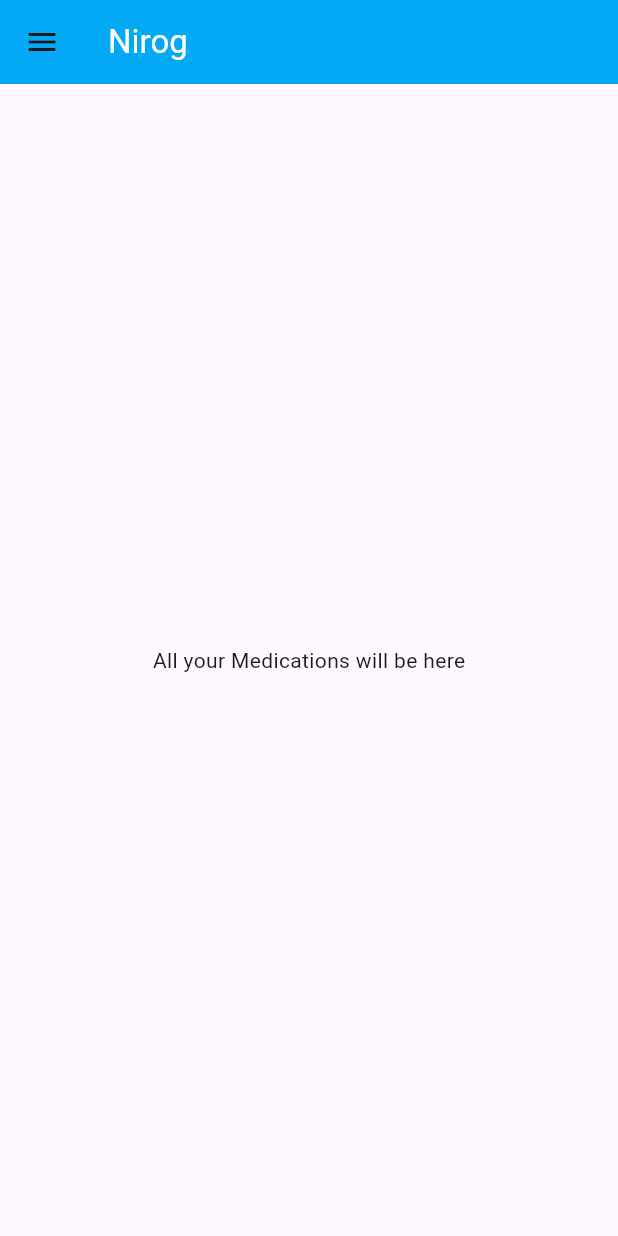
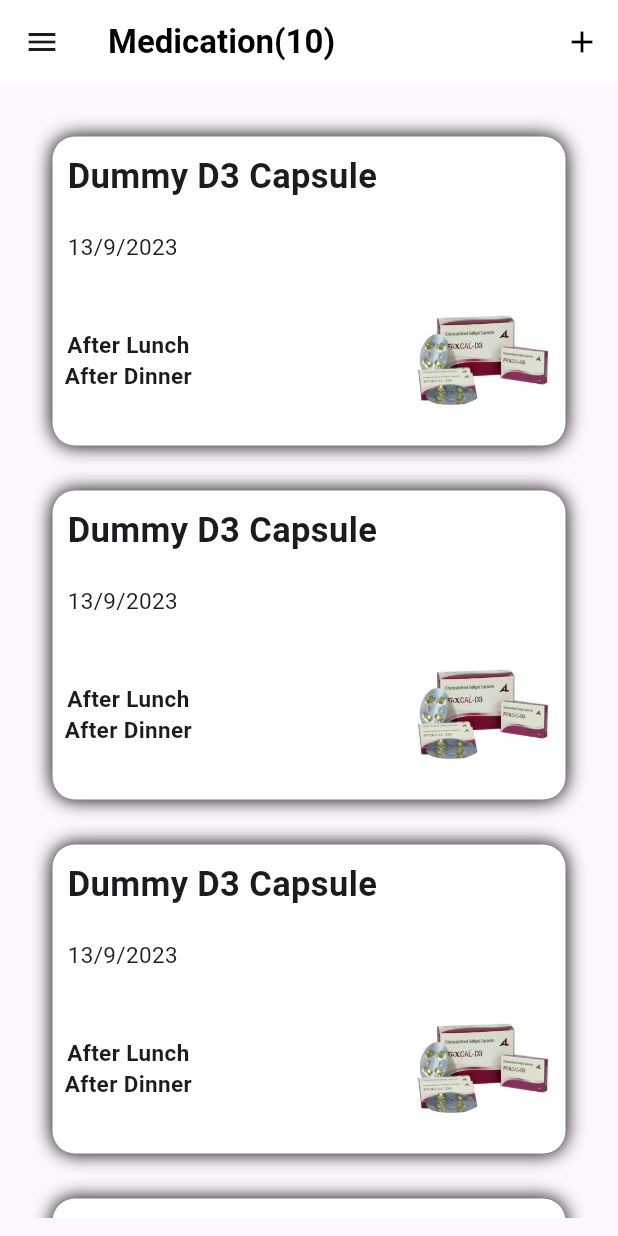
Before and after one commit to HarshYadav1159/nirog, a Flutter app: the Medications screen opened by its route, on a phone screen of 412 x 824 dp. Run offline on Flutter 3.47's test engine with Material 2 defaults, Android fonts, the phone set to English and light mode, and no system bars; our stand-ins replace cloud_firestore, firebase_auth, firebase_core, firebase_storage, image_picker, pinput; accounts and stored records are empty.

Commit message:
reports and medicines screen implemented.

```diff
--- a/lib/screens/medication.dart
+++ b/lib/screens/medication.dart
@@ -9,14 +9,106 @@ class Medications extends StatelessWidget {
   Widget build(BuildContext context) {
     return Scaffold(
       appBar: AppBar(
+        actions: <Widget>[
+          IconButton(
+            icon: const Icon(
+              Icons.add,
+              color: Colors.black,
+            ),
+            onPressed: () {
+              // do something
+            },
+          )
+        ],
         title: const Text(
-          'Nirog',
-          style: TextStyle(color: Colors.white),
+          'Medication(10)',
+          style: TextStyle(fontWeight: FontWeight.bold,color: Colors.black),
         ),
-        backgroundColor: Colors.lightBlue,
+        backgroundColor: Colors.white,
       ),
-      body: Center(
-        child: Text("All your Medications will be here"),
+      body: Padding(
+        padding: const EdgeInsets.all(12.0),
+        child: ListView.builder(
+            padding: const EdgeInsets.all(8),
+            itemCount:10,
+            itemBuilder: (BuildContext context, int index) {
+              return
+                Padding(
+                  padding: const EdgeInsets.all(15.0),
+                  child: Container(
+                    width: MediaQuery
+                        .of(context)
+                        .size
+                        .width / 1.2,
+                    height: MediaQuery
+                        .of(context)
+                        .size
+                        .height / 4,
+                    decoration: const BoxDecoration(
+                      color: Colors.white,
+                      borderRadius: BorderRadius.all(Radius.circular(15)),
+                      boxShadow: [
+                        BoxShadow(blurRadius: 10.0),
+                      ],),
+                    child: Column(
+                      crossAxisAlignment: CrossAxisAlignment.start,
+                      children: [
+                        const Padding(
+                          padding: const EdgeInsets.all(10.0),
+                          child: Text(
+                            'Dummy D3 Capsule', style: TextStyle(fontWeight: FontWeight
+                              .bold, fontSize: 23),),
+                        ),
+                        const Padding(
+                          padding: EdgeInsets.all(10.0),
+                          child: Text(
+                            '13/9/2023', style: TextStyle( fontSize: 15),),
+                        ),
+                        Row(
+                          mainAxisAlignment: MainAxisAlignment.spaceBetween,
+                          children: [
+                            const Column(children: [
+                              Padding(
+                                padding: EdgeInsets.all(8.0),
+                                child: Column(
+                                  children: [
+                                    Text(
+                                      'After Lunch', style:  TextStyle(fontWeight: FontWeight
+                                        .bold,fontSize: 15),),
+                                    Text(
+                                      'After Dinner', style: TextStyle(fontWeight: FontWeight
+                                        .bold,fontSize: 15),),
+                                  ],
+                                ),
+                              ),
+                            ],),
+                            Padding(
+                                padding: const EdgeInsets.all(10.0),
+                                child: Container(
+                                  // height: MediaQuery
+                                  //     .of(context)
+                                  //     .size
+                                  //     .height / 4.5,
+                                  height: 90,
+                                  width:90,
+                                  decoration: const BoxDecoration(
+                                    borderRadius: BorderRadius.all(Radius.circular(15)),
+                                    image: DecorationImage(
+                                      image: AssetImage("assets/images/medicine.jpg"),
+                                      fit: BoxFit.cover,
+                                    ),
+                                  ),
+                                )
+                            ),
+                          ],
+                        ),
+                      ],
+                    ),
+                  ),
+                );
+            }
+
+        ),
       ),
       drawer: const CustomNavigationDrawer(),
     );
--- a/lib/screens/tests_screen.dart
+++ b/lib/screens/tests_screen.dart
@@ -9,9 +9,20 @@ class Tests extends StatelessWidget {
   Widget build(BuildContext context) {
     return Scaffold(
       appBar: AppBar(
+        actions: <Widget>[
+          IconButton(
+            icon: const Icon(
+              Icons.add,
+              color: Colors.black,
+            ),
+            onPressed: () {
+              // do something
+            },
+          )
+        ],
         title: const Text(
           'Reports(3)',
-          style: TextStyle(color: Colors.black),
+          style: TextStyle(fontWeight: FontWeight.bold,color: Colors.black),
         ),
         backgroundColor: Colors.white,
       ),
--- a/pubspec.yaml
+++ b/pubspec.yaml
@@ -62,6 +62,7 @@ flutter:
   assets:
     - assets/images/profile.png
     - assets/images/img1.png
+    - assets/images/medicine.jpg
   # The following line ensures that the Material Icons font is
   # included with your application, so that you can use the icons in
   # the material Icons class.
```
Also changed, not shown: assets/images/medicine.jpg (added).
